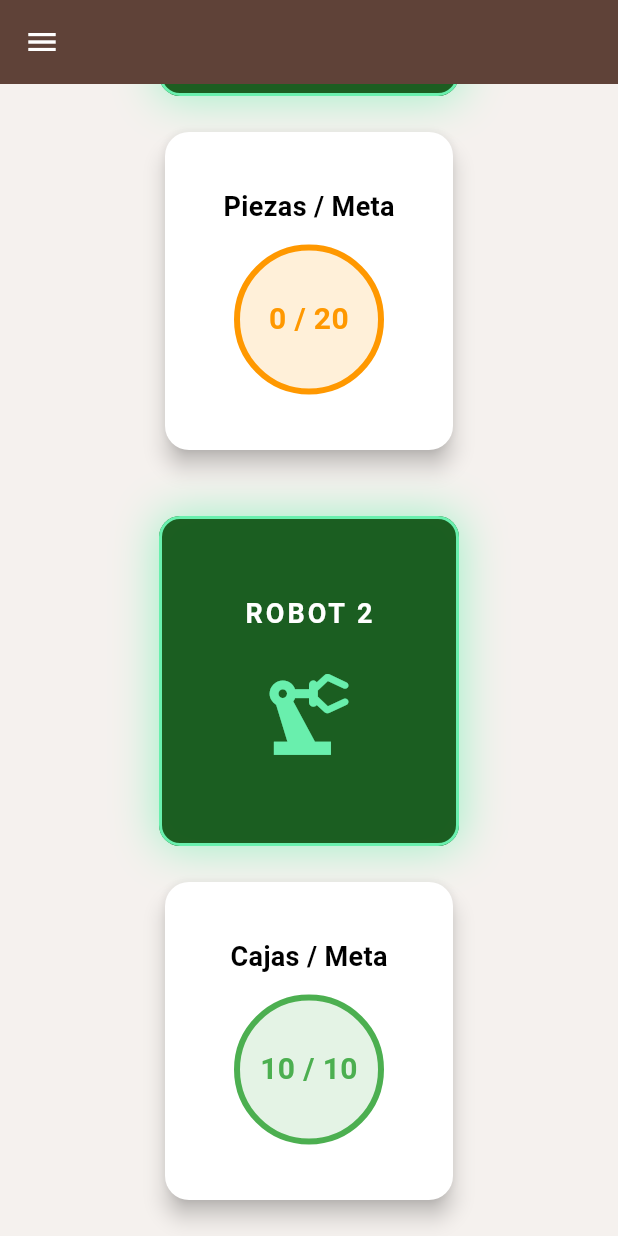
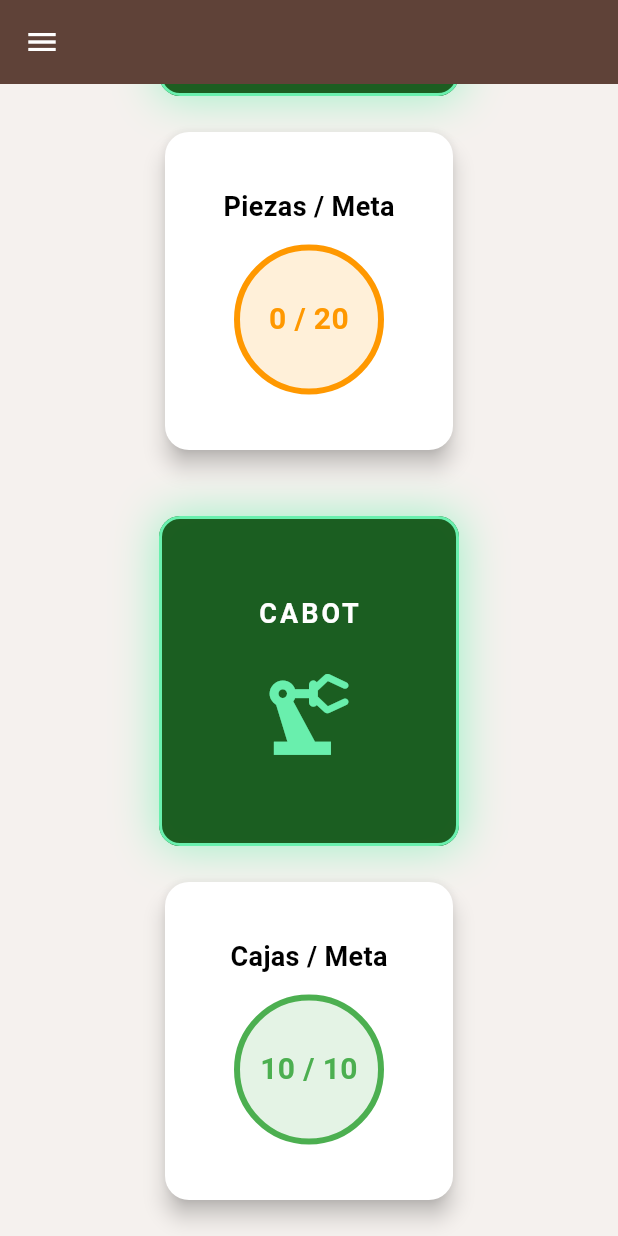
Before and after one commit to Neira497/linea, a Flutter app: the DashboardPage screen opened directly, scrolled down 529 dp, on a phone screen of 412 x 824 dp. Run offline on Flutter 3.47's test engine with Material 3 defaults, Android fonts, the phone set to English and light mode, and no system bars; our stand-ins replace awesome_dialog, cloud_firestore, firebase_auth, firebase_core, firebase_database, fl_chart; accounts and stored records are empty.

```diff
--- a/lib/pages/dashboard_usuarios_page.dart
+++ b/lib/pages/dashboard_usuarios_page.dart
@@ -254,7 +254,7 @@ class _DashboardUsuariosPageState extends State<DashboardUsuariosPage> {
               const SizedBox(width: 140),
               RobotSection(
                 funcionamientoLinea: funcionamientoLinea,
-                title: "ROBOT 2",
+                title: "CABOT",
                 current: 10,
                 meta: 10,
                 tipo: "Cajas",
@@ -274,7 +274,7 @@ class _DashboardUsuariosPageState extends State<DashboardUsuariosPage> {
               const SizedBox(height: 40),
               RobotSection(
                 funcionamientoLinea: funcionamientoLinea,
-                title: "ROBOT 2",
+                title: "CABOT",
                 current: 10,
                 meta: 10,
                 tipo: "Cajas",
```
